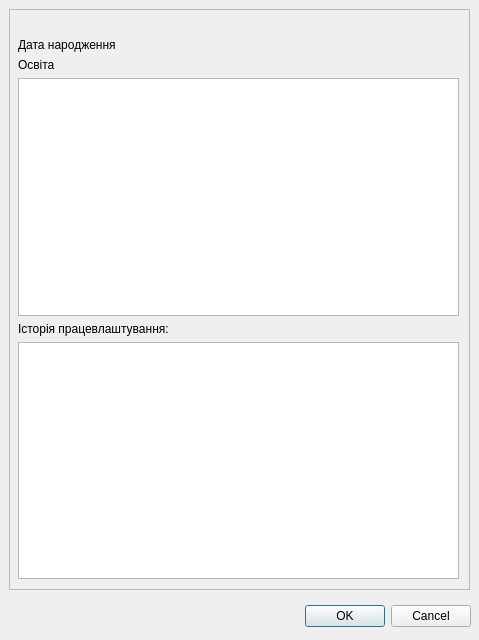
First picture: the form in dialog_showstaffprofile.ui, repository landrew31/db_course_work, before the edit.
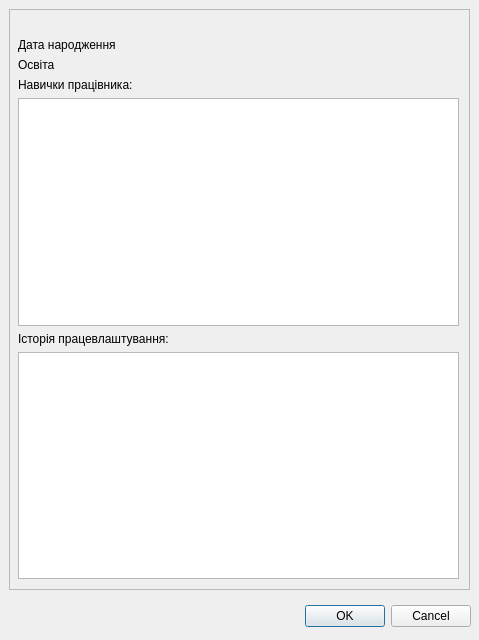
Second picture: the form after the edit.

Commit message: printReport method completed

What changed in the file:
```diff
--- a/dialog_showstaffprofile.ui
+++ b/dialog_showstaffprofile.ui
@@ -105,6 +105,13 @@
        </item>
       </layout>
      </item>
+     <item>
+      <widget class="QLabel" name="label_4">
+       <property name="text">
+        <string>Навички працівника:</string>
+       </property>
+      </widget>
+     </item>
      <item>
       <widget class="QTableView" name="skillsTable"/>
      </item>
```
The commit also changes 2 other files.
